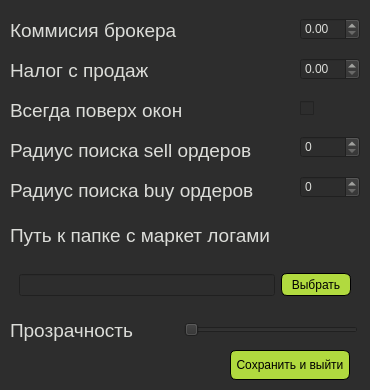
First picture: the form in ui/settings.ui, repository Cornholius/eve_profit_helper, before the edit.
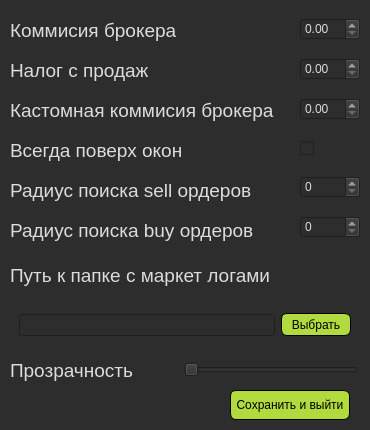
Second picture: the form after the edit.

What changed in the file:
```diff
--- a/ui/settings.ui
+++ b/ui/settings.ui
@@ -7,19 +7,19 @@
     <x>0</x>
     <y>0</y>
     <width>370</width>
-    <height>390</height>
+    <height>430</height>
    </rect>
   </property>
   <property name="minimumSize">
    <size>
     <width>370</width>
-    <height>390</height>
+    <height>430</height>
    </size>
   </property>
   <property name="maximumSize">
    <size>
     <width>370</width>
-    <height>16777215</height>
+    <height>430</height>
    </size>
   </property>
   <property name="windowTitle">
@@ -34,7 +34,7 @@
      <x>10</x>
      <y>10</y>
      <width>290</width>
-     <height>200</height>
+     <height>240</height>
     </rect>
    </property>
    <property name="styleSheet">
@@ -88,6 +88,22 @@
       </property>
      </widget>
     </item>
+    <item>
+     <widget class="QLabel" name="custom_broker_tax_title">
+      <property name="font">
+       <font>
+        <family>Arial</family>
+        <pointsize>14</pointsize>
+       </font>
+      </property>
+      <property name="styleSheet">
+       <string notr="true">color: #DCDDD9</string>
+      </property>
+      <property name="text">
+       <string>Кастомная коммисия брокера</string>
+      </property>
+     </widget>
+    </item>
     <item>
      <widget class="QLabel" name="on_top">
       <property name="font">
@@ -144,7 +160,7 @@
      <x>300</x>
      <y>10</y>
      <width>60</width>
-     <height>200</height>
+     <height>240</height>
     </rect>
    </property>
    <property name="styleSheet">
@@ -186,6 +202,13 @@
       </property>
      </widget>
     </item>
+    <item>
+     <widget class="QDoubleSpinBox" name="custom_broker_tax_value">
+      <property name="styleSheet">
+       <string notr="true">color: #DCDDD9</string>
+      </property>
+     </widget>
+    </item>
     <item>
      <widget class="QCheckBox" name="on_top_checkBox">
       <property name="minimumSize">
@@ -225,7 +248,7 @@
    <property name="geometry">
     <rect>
      <x>230</x>
-     <y>350</y>
+     <y>390</y>
      <width>120</width>
      <height>30</height>
     </rect>
@@ -252,7 +275,7 @@
    <property name="geometry">
     <rect>
      <x>10</x>
-     <y>210</y>
+     <y>250</y>
      <width>350</width>
      <height>100</height>
     </rect>
@@ -353,7 +376,7 @@
    <property name="geometry">
     <rect>
      <x>10</x>
-     <y>310</y>
+     <y>350</y>
      <width>348</width>
      <height>40</height>
     </rect>
```
